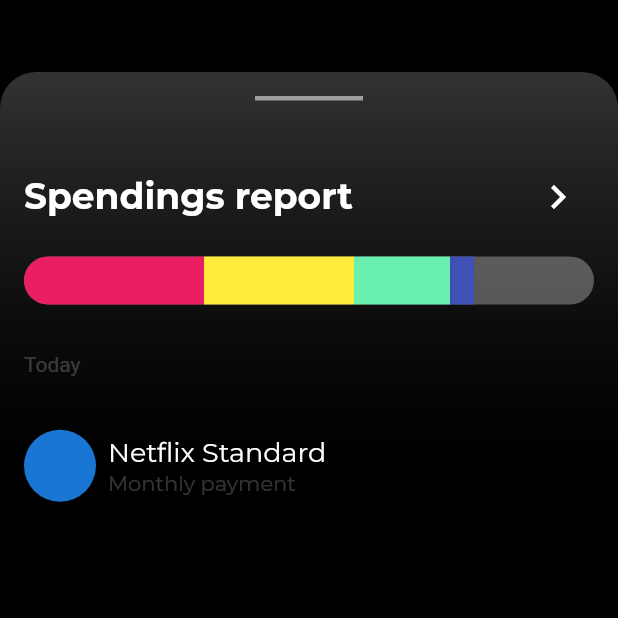
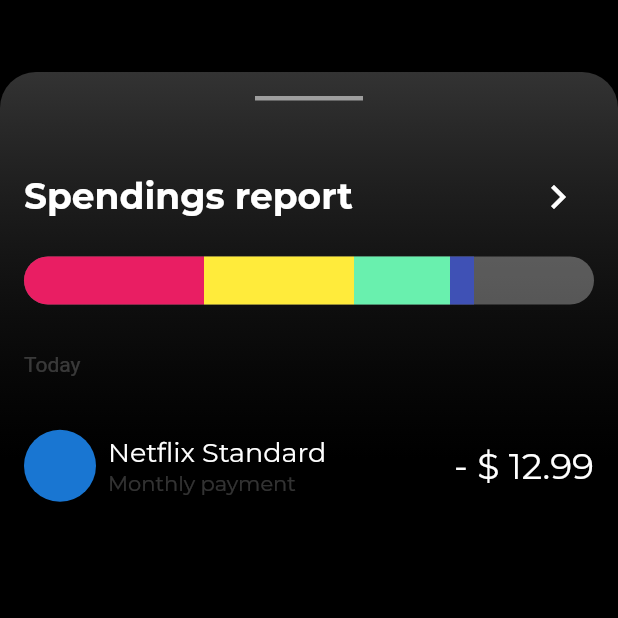
Before and after one commit to JAICHANGPARK/flutter_notebook_8th_story, a Flutter app: the screen it shows after launch, on a phone screen of 412 x 824 dp, the top half of it. Run offline on Flutter 3.47's test engine with Material 2 defaults, Android fonts, the phone set to English and light mode, and no system bars; our stand-ins replace badges, flutter_hooks, google_fonts, hooks_riverpod, state_notifier.

Commit message:
Update bank_main_page.dart

```diff
--- a/lib/ep594_banking_app/bank_main_page.dart
+++ b/lib/ep594_banking_app/bank_main_page.dart
@@ -121,17 +121,25 @@ class _BankMainPageState extends State<BankMainPage> {
                               child: Column(
                                 crossAxisAlignment: CrossAxisAlignment.start,
                                 children: [
-                                  Text("Netflix Standard",style: GoogleFonts.montserrat(
-                                    color: Colors.white,
-                                    fontSize: 18,
-                                  ),),
-                                  Text("Monthly payment", style: GoogleFonts.montserrat(
-                                    color: Colors.white.withOpacity(.2)
-                                  ),)
+                                  Text(
+                                    "Netflix Standard",
+                                    style: GoogleFonts.montserrat(
+                                      color: Colors.white,
+                                      fontSize: 18,
+                                    ),
+                                  ),
+                                  Text(
+                                    "Monthly payment",
+                                    style: GoogleFonts.montserrat(color: Colors.white.withOpacity(.2)),
+                                  )
                                 ],
                               ),
                             ),
-                            Text("")
+                            Spacer(),
+                            Text(
+                              "- \$ 12.99",
+                              style: GoogleFonts.montserrat(color: Colors.white, fontSize: 24),
+                            )
                           ],
                         )
                       ],
```
